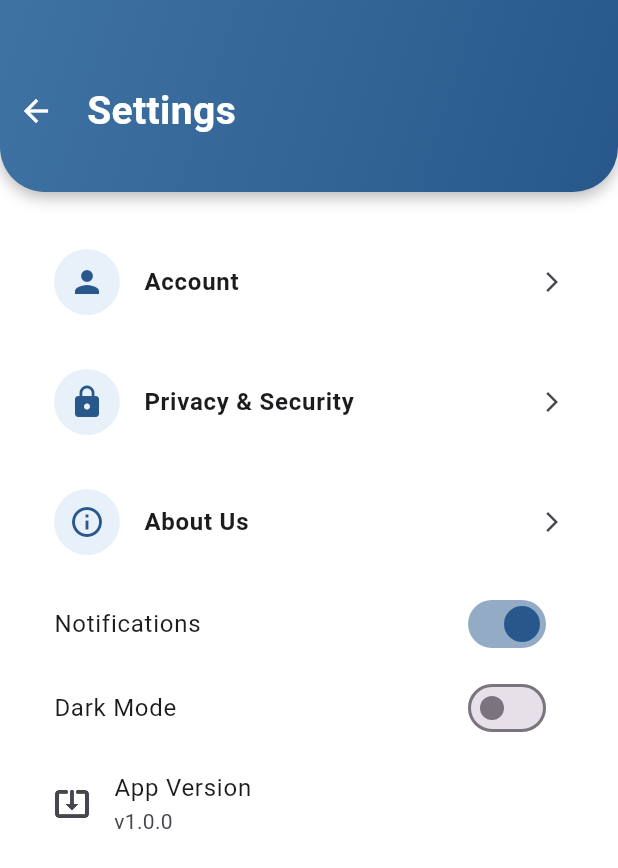
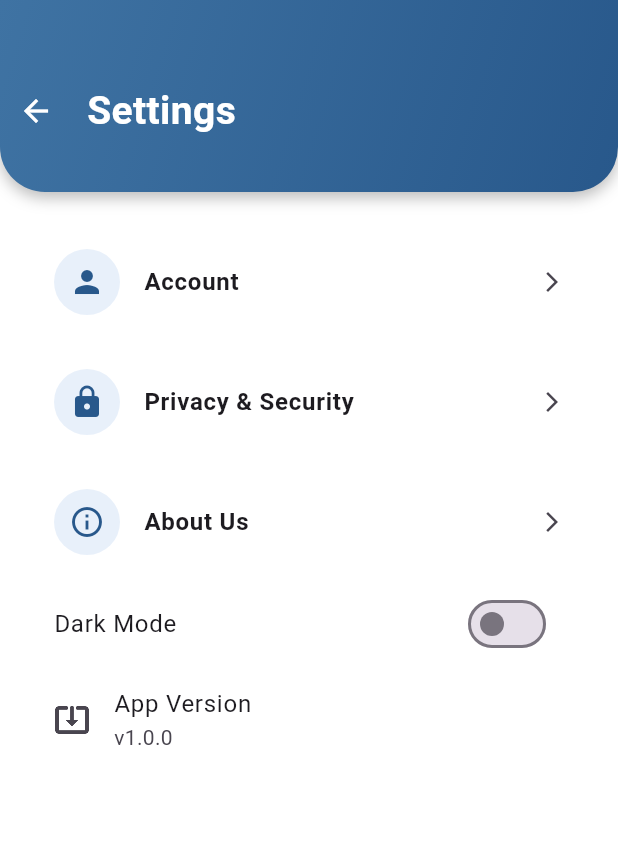
Before and after one commit to Davidtan0502/project_radar_app, a Flutter app: the SettingsScreen screen opened directly, on a phone screen of 412 x 824 dp. Shown: the top 868 px of the screen. Run offline on Flutter 3.47's test engine with Material 3 defaults, Android fonts, the phone set to English and light mode, and no system bars; our stand-ins replace another_flushbar, cloud_firestore, firebase_auth, firebase_core, firebase_storage, geocoding and 7 more; accounts and stored records are empty.

Commit message:
No notification

```diff
--- a/lib/screens/profile/settings_screen.dart
+++ b/lib/screens/profile/settings_screen.dart
@@ -109,16 +109,16 @@ class _SettingsScreenState extends State<SettingsScreen> {
                           _createRoute(const AboutUs()),
                         ),
                   ),
-                  SwitchListTile(
-                    title: const Text('Notifications'),
-                    value: _notificationsEnabled,
-                    activeColor: const Color(0xFF28588B),
-                    onChanged: (value) {
-                      setState(() {
-                        _notificationsEnabled = value;
-                      });
-                    },
-                  ),
+                  // SwitchListTile(
+                  //  title: const Text('Notifications'),
+                  //  value: _notificationsEnabled,
+                  // activeColor: const Color(0xFF28588B),
+                  // onChanged: (value) {
+                  //  setState(() {
+                  //    _notificationsEnabled = value;
+                  //  });
+                  // },
+                  // ),
                   SwitchListTile(
                     title: const Text('Dark Mode'),
                     value: _isDarkMode,
```
Also changed, not shown: 1 other file.
